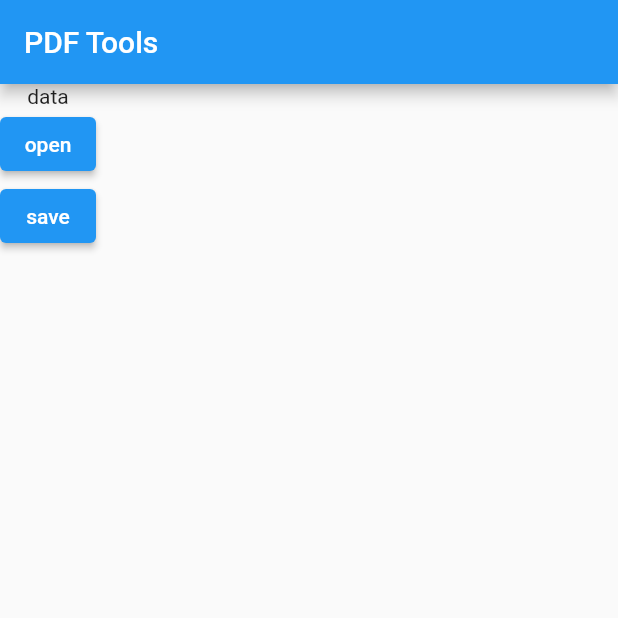
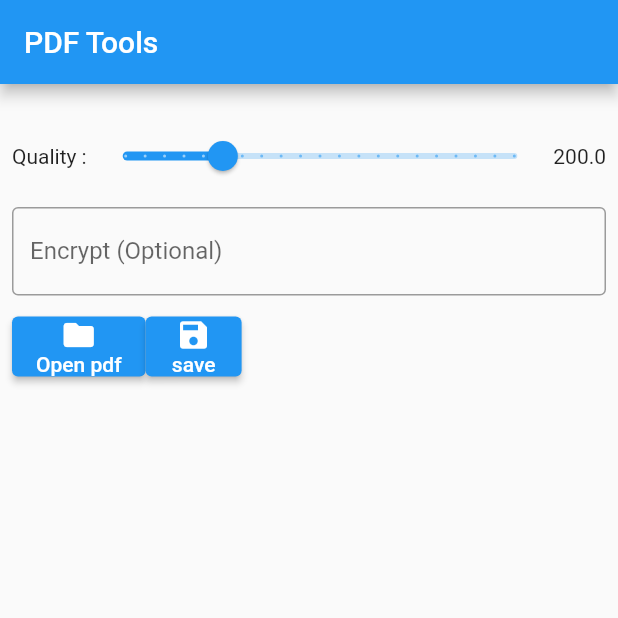
Before and after one commit to naoufalzerai/pdf-tools, a Flutter app: the screen it shows after launch, after a tap on "save", on a phone screen of 412 x 824 dp, the top half of it. Run offline on Flutter 3.47's test engine with Material 2 defaults, Android fonts, the light colour scheme and no system bars; our stand-ins replace file_picker, pdf, printing; missing offline and left inert: window_manager.

Commit message:
todo safeguard

```diff
--- a/lib/main.dart
+++ b/lib/main.dart
@@ -6,28 +6,41 @@ import 'package:flutter/services.dart';
 import 'package:pdf/pdf.dart';
 import 'package:printing/printing.dart';
 import 'package:pdf/widgets.dart' as pw;
+import 'package:window_manager/window_manager.dart';
 
 Future<void> main() async {
-  runApp(MyApp('PDF Tools'));
+  WidgetsFlutterBinding.ensureInitialized();
+  // Must add this line.
+  await windowManager.ensureInitialized();
+  if (Platform.isWindows || Platform.isLinux || Platform.isMacOS) {
+    await windowManager.setSize(const Size(450, 300));
+  }
+  runApp(const MyApp());
 }
 
 // ignore: must_be_immutable
-class MyApp extends StatelessWidget {
-  MyApp(this.title, {Key? key}) : super(key: key);
-  final String title;
-  String openFilePath = "";
-  double dpi = 200;
+class MyApp extends StatefulWidget {
+  const MyApp({super.key});
+
+  @override
+  State<MyApp> createState() => _MyAppState();
+}
+
+class _MyAppState extends State<MyApp> {
+  String _openFilePath = "";
+  String? _encryption = "";
+  double _dpi = 200;
   Future convert(String savePath) async {
     final pdf = pw.Document();
     final file = File(savePath);
 
-    final openddPdf = await rootBundle.load(openFilePath);
+    final openddPdf = await rootBundle.load(_openFilePath);
     var doc = openddPdf.buffer.asUint8List();
 
     // var tempDir = Directory.systemTemp.createTempSync();
     // int index = 1;
 
-    await for (var page in Printing.raster(doc, dpi: dpi)) {
+    await for (var page in Printing.raster(doc, dpi: _dpi)) {
       final image = await page.toImage();
       final data = await image.toByteData(format: ui.ImageByteFormat.png);
 
@@ -42,6 +55,7 @@ class MyApp extends StatelessWidget {
 
       // index++;
     }
+
     return file.writeAsBytes(await pdf.save());
   }
 
@@ -49,17 +63,19 @@ class MyApp extends StatelessWidget {
     FilePickerResult? result = await FilePicker.platform
         .pickFiles(allowMultiple: false, lockParentWindow: true);
     if (result != null) {
-      openFilePath = result.files.first.path!;
+      setState(() {
+        _openFilePath = result.files.first.path!;
+      });
     } else {
       // User canceled the picker
     }
   }
 
-  void saveFile() async {
+  Future saveFile() async {
     var savePath = await FilePicker.platform
         .saveFile(allowedExtensions: ['pdf'], lockParentWindow: true);
     if (savePath != null) {
-      convert(savePath);
+      return await convert(savePath);
     } else {
       // User canceled the picker
     }
@@ -70,15 +86,83 @@ class MyApp extends StatelessWidget {
     // test();
     return MaterialApp(
       home: Scaffold(
-        appBar: AppBar(title: Text(title)),
-        body: Column(
-          children: [
-            const Text("data"),
-            ElevatedButton(
-                onPressed: () => openFile(), child: const Text("open")),
-            ElevatedButton(
-                onPressed: () => saveFile(), child: const Text("save")),
-          ],
+        appBar: AppBar(title: const Text("PDF Tools")),
+        body: SizedBox(
+          width: double.infinity,
+          child: Padding(
+            padding: const EdgeInsets.all(8.0),
+            child: Column(
+              children: [
+                Text(_openFilePath),
+                Column(children: [
+                  Row(
+                    mainAxisAlignment: MainAxisAlignment.spaceEvenly,
+                    mainAxisSize: MainAxisSize.max,
+                    children: [
+                      const Text("Quality :"),
+                      Expanded(
+                        child: Slider(
+                          min: 100,
+                          max: 500,
+                          divisions: 20,
+                          label: _dpi.toString(),
+                          value: _dpi,
+                          onChanged: (value) {
+                            setState(() {
+                              _dpi = value;
+                            });
+                          },
+                        ),
+                      ),
+                      Text(_dpi.toString()),
+                    ],
+                  ),
+                  const SizedBox(height: 10),
+                  TextField(
+                    decoration: const InputDecoration(
+                      labelText: 'Encrypt (Optional)',
+                      border: OutlineInputBorder(),
+                    ),
+                    controller: TextEditingController(text: _encryption),
+                    onSubmitted: (value) {
+                      setState(() {
+                        _encryption = value;
+                      });
+                    },
+                  ),
+                  const SizedBox(height: 10),
+                  Row(
+                    children: [
+                      ElevatedButton(
+                          onPressed: () => openFile(),
+                          child: Flex(
+                            direction: Axis.vertical,
+                            children: const [
+                              Icon(Icons.folder),
+                              Text("Open pdf")
+                            ],
+                          )),
+                      ElevatedButton(
+                          onPressed: () async {
+                            await saveFile();
+                            showDialog(
+                              context: context,
+                              builder: (context) => Text("ok"),
+                            );
+                          },
+                          child: Flex(
+                            direction: Axis.vertical,
+                            children: const [
+                              Icon(Icons.save),
+                              Text("save"),
+                            ],
+                          )),
+                    ],
+                  ),
+                ])
+              ],
+            ),
+          ),
         ),
       ),
     );
--- a/pubspec.yaml
+++ b/pubspec.yaml
@@ -41,6 +41,9 @@ dependencies:
   path_provider: ^2.0.12
   pdfx: ^2.3.0
   printing: ^5.10.1
+  window_manager: ^0.3.0
+  flutter_localizations:
+    sdk: flutter
 
 dev_dependencies:
   flutter_test:
```
Also changed, not shown: 10 other files.
